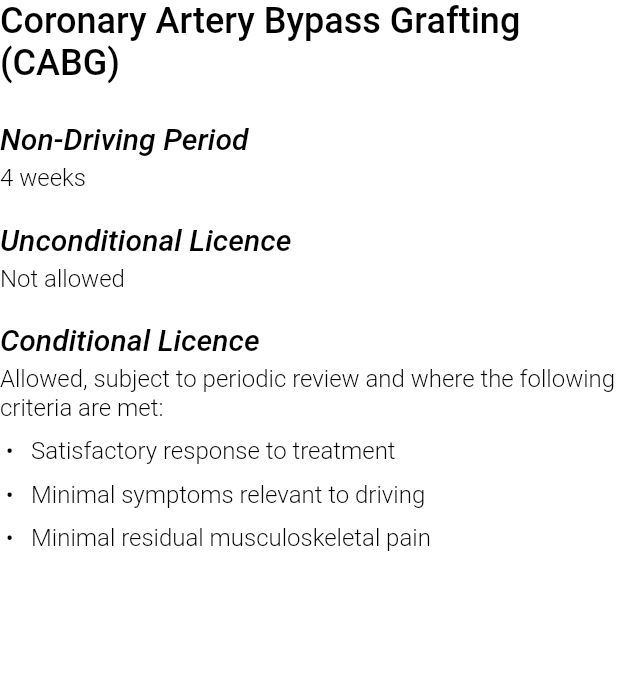
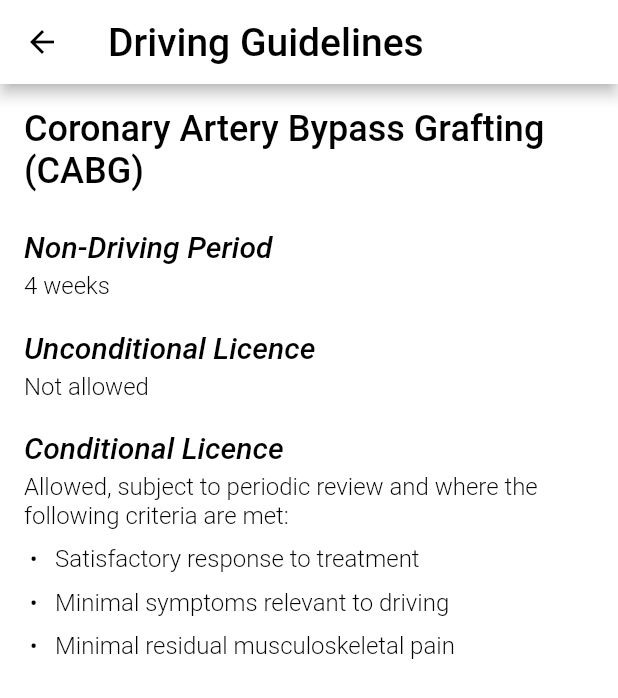
Before and after one commit to jathpala/driving_guidelines, a Flutter app: the screen it shows after launch, after a tap on "Coronary Artery Bypass Grafting", on a phone screen of 412 x 824 dp. Shown: the top 698 px of the screen. Run offline on Flutter 3.47's test engine with Material 2 defaults, Android fonts, the light colour scheme and no system bars; our stand-ins replace yaml; Roboto replaces fonts that are missing (Sans-Serif).

Commit message:
Support navigation between index and guideline pages
In order for page navigation to work, scaffold has been moved out of
main and into the individual page widgets. Navigation has been added
to go from an index page to a specific guideline page.

InstantPageRoute is a version of MaterialPageRoute without a transition
animation. It is not currently used and may be removed if the decision
to stay with the material transition is finalised.

```diff
--- a/lib/main.dart
+++ b/lib/main.dart
@@ -12,7 +12,10 @@ void main() {
 class MyApp extends StatelessWidget {
     const MyApp({Key? key}) : super(key: key);
 
-    final double _PADDING = 16.0;
+    final Map<String, String> routes = const {
+        'coronary_artery_bypass_grafting': 'Coronary Artery Bypass Grafting',
+        'percutaneous_coronary_intervention': 'Percutaneous Coronary Intervention'
+    };
 
     // Application root.
     @override
@@ -20,16 +23,8 @@ class MyApp extends StatelessWidget {
         return MaterialApp(
             title: 'Driving Guidelines',
             theme: defaultTheme,
-            home: Scaffold(
-                appBar: AppBar(
-                    title: const Text('Driving Guidelines'),
-                    titleTextStyle: defaultTheme.textTheme.headline1
-                ),
-                body: Container(
-                    child: GuidelineList(),
-                    padding: EdgeInsets.all(_PADDING)
-                )
-            )
+            //home: Guideline('coronary_artery_bypass_grafting')
+            home: GuidelineList(routes),
         );
     }
 }
--- /dev/null
+++ b/lib/src/instant_page_route.dart
@@ -0,0 +1,8 @@
+import 'package:flutter/material.dart';
+
+class InstantPageRoute extends MaterialPageRoute {
+    InstantPageRoute({required WidgetBuilder builder}) : super(builder: builder);
+
+    @override
+    Duration get transitionDuration => const Duration(milliseconds: 0);
+}
--- a/lib/src/widgets/guideline.dart
+++ b/lib/src/widgets/guideline.dart
@@ -37,7 +37,13 @@ class _GuidelineState extends State<Guideline> {
 
     @override
     Widget build(BuildContext context) {
-        return ListView(
+        return Scaffold(
+            appBar: AppBar(
+                title: const Text('Driving Guidelines'),
+                titleTextStyle: Theme.of(context).textTheme.headline1
+            ),
+            body: Container(
+                child: ListView(
                     children: [
                         Container(
                             child: Text(
@@ -48,6 +54,10 @@ class _GuidelineState extends State<Guideline> {
                         ),
                         ...sections
                     ]
+                ),
+                padding: EdgeInsets.all(16)
+            ),
+            backgroundColor: Colors.white
         );
     }
 }
--- a/lib/src/widgets/guideline_list.dart
+++ b/lib/src/widgets/guideline_list.dart
@@ -1,28 +1,38 @@
 import 'package:flutter/material.dart';
 
 import 'guideline.dart';
+import '../instant_page_route.dart';
 
 class GuidelineList extends StatelessWidget {
-    const GuidelineList({ Key? key }): super(key: key);
+    const GuidelineList(Map<String, String> this.routes, { Key? key }): super(key: key);
+
+    final Map<String, String> routes;
+
     @override
     Widget build(BuildContext context) {
-        return ListView(
-            children: [
-                ListTile(
-                    title: const Text('Coronary Artery Bypass Grafting'),
-                    onTap: () {
-                        Navigator.push(
-                            context,
-                            MaterialPageRoute(
-                                builder: (context) => Guideline('coronary_artery_bypass_grafting')
-                            )
-                        );
-                    }
+        final List<ListTile> navigation_list = [];
+        routes.forEach((k, v) {
+            navigation_list.add(ListTile(
+                title: Text(v),
+                onTap: () => Navigator.push(
+                    context,
+                    MaterialPageRoute(
+                        builder: (context) => Guideline(k)
+                    )
+                )
+            ));
+        });
+        return Scaffold(
+            appBar: AppBar(
+                title: const Text('Driving Guidelines'),
+                titleTextStyle: Theme.of(context).textTheme.headline1
+            ),
+            body: Container(
+                child: ListView(
+                    children: navigation_list
                 ),
-                ListTile(
-                    title: const Text('Percutaneous Coronary Intervention')
-                )
-            ]
+            ),
+            backgroundColor: Colors.white
         );
     }
 }
```
Lines whose indentation alone changed are shown as unchanged.
